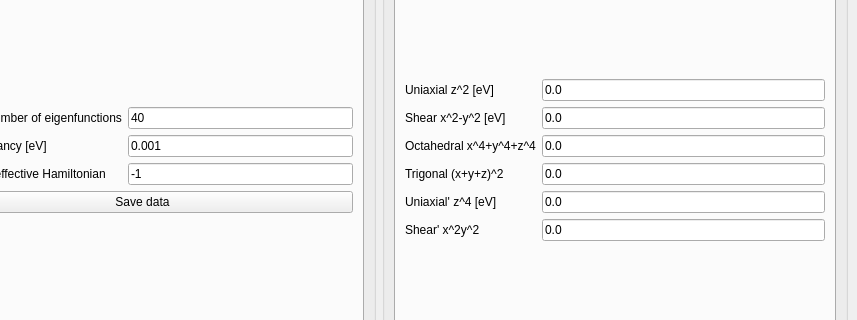
Old version of the form interface_pyqt/interface.ui in the repository joselado/tranci; both pictures show x 330 to 1187 and y 123 to 443 of the 1187 by 547 pixel window.
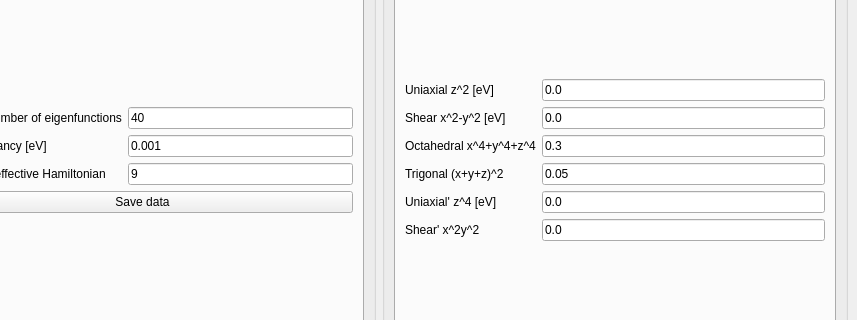
New version of the form. The open tabs and pages were chosen to show the change.

The edit to the form file:
```diff
--- a/interface_pyqt/interface.ui
+++ b/interface_pyqt/interface.ui
@@ -453,7 +453,7 @@
                 <string># of low energy wavefunctions in the effective Hamiltonian. This would be the dimensional of the local effective model (for example, 2S+1)</string>
                </property>
                <property name="text">
-                <string>-1</string>
+                <string>9</string>
                </property>
               </widget>
              </item>
@@ -660,7 +660,7 @@
                 <string>Trigonal crystal field</string>
                </property>
                <property name="text">
-                <string>0.0</string>
+                <string>0.05</string>
                </property>
               </widget>
              </item>
@@ -670,7 +670,7 @@
                 <string>Octahedral crystal field</string>
                </property>
                <property name="text">
-                <string>0.0</string>
+                <string>0.3</string>
                </property>
               </widget>
              </item>
```
Left out of the diff: 4 changed lines with no effect on the pictures.
